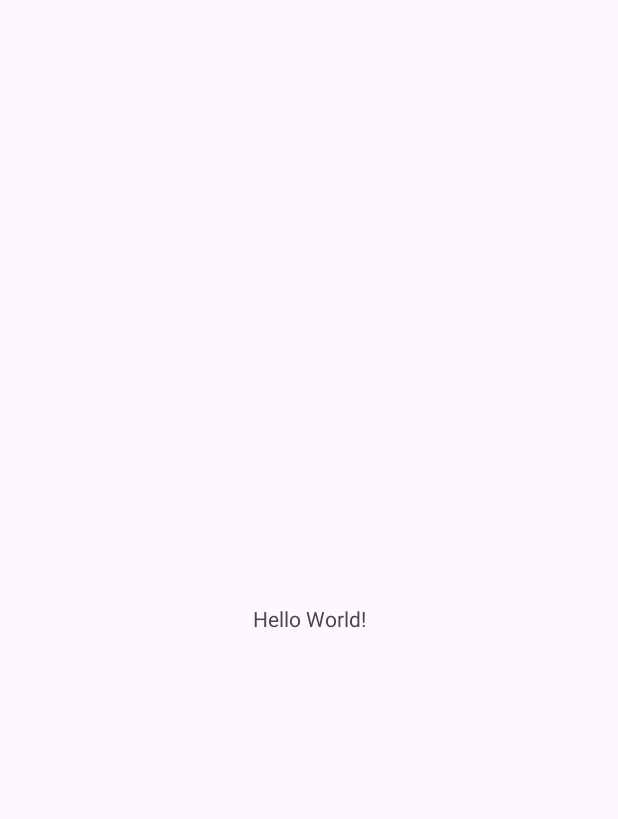
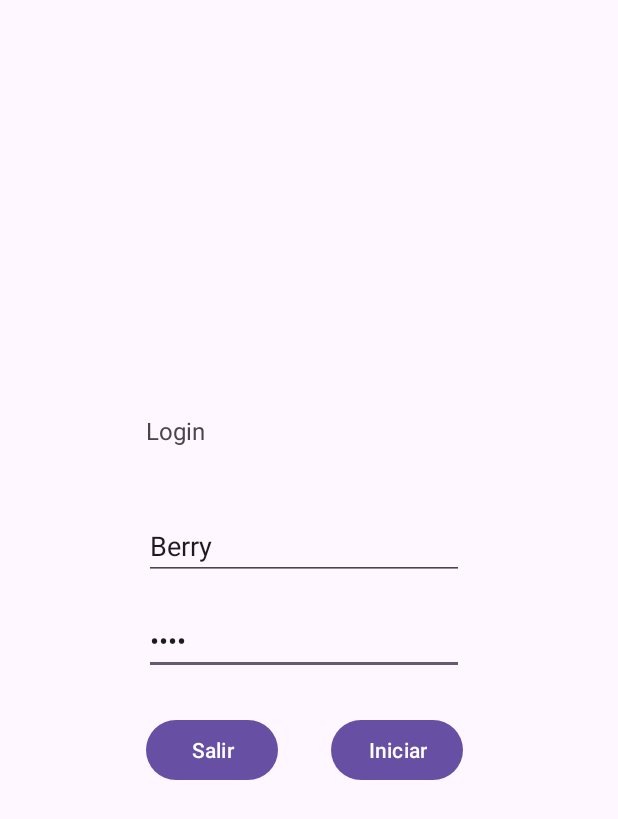
Before and after one commit to ImNotBerry/AlertFox, an Android app: the screen it shows after launch (MainActivity before the commit, Login after it), on a phone screen of 412 x 824 dp. Before the commit the part shown is almost empty. Shown: the top 819 px of the screen. Run offline under Robolectric (Android 15) with nearby library versions, the phone set to English and light mode, and no system bars.

Commit message:
activity_login.xml terminado junto al Menu

```diff
--- /dev/null
+++ b/app/src/main/java/com/example/alertfox/Login.java
@@ -0,0 +1,63 @@
+package com.example.alertfox;
+
+import android.content.Intent;
+import android.os.Bundle;
+import android.view.View;
+import android.widget.Button;
+import android.widget.EditText;
+
+import androidx.activity.EdgeToEdge;
+import androidx.appcompat.app.AppCompatActivity;
+import androidx.core.graphics.Insets;
+import androidx.core.view.ViewCompat;
+import androidx.core.view.WindowInsetsCompat;
+
+public class Login extends AppCompatActivity {
+
+    final String USUARIO = "Berry";
+    final String CONTRASENA = "1234";
+    EditText txtUser;
+    EditText txtPassword;
+    Button btnSalir;
+    Button btnIniciar;
+
+
+    @Override
+    protected void onCreate(Bundle savedInstanceState) {
+        super.onCreate(savedInstanceState);
+        EdgeToEdge.enable(this);
+        setContentView(R.layout.activity_login);
+
+        txtUser = (EditText) findViewById(R.id.txtUser);
+        txtPassword = (EditText) findViewById(R.id.txtPassword);
+        btnSalir = (Button) findViewById(R.id.btnSalir);
+        btnIniciar = (Button) findViewById(R.id.btnIniciar);
+
+        btnIniciar.setOnClickListener(new View.OnClickListener() {
+            @Override
+            public void onClick(View view) {
+            login(txtUser.getText().toString(), txtPassword.getText().toString());
+            }
+        });
+
+        btnSalir.setOnClickListener(new View.OnClickListener() {
+            @Override
+            public void onClick(View v) {
+                finish();
+            }
+        });
+
+        ViewCompat.setOnApplyWindowInsetsListener(findViewById(R.id.main), (v, insets) -> {
+            Insets systemBars = insets.getInsets(WindowInsetsCompat.Type.systemBars());
+            v.setPadding(systemBars.left, systemBars.top, systemBars.right, systemBars.bottom);
+            return insets;
+        });
+    }
+
+    private void login (String usuario, String contrasena) {
+        if (usuario.equals(USUARIO)&&contrasena.equals(CONTRASENA)){
+            Intent intent = new Intent(this, Menu.class);
+            startActivity(intent);
+        }
+    }
+}
--- a/app/src/main/java/com/example/alertfox/MainActivity.java
+++ b/app/src/main/java/com/example/alertfox/Opcion4.java
@@ -8,13 +8,13 @@ import androidx.core.graphics.Insets;
 import androidx.core.view.ViewCompat;
 import androidx.core.view.WindowInsetsCompat;
 
-public class MainActivity extends AppCompatActivity {
+public class Opcion4 extends AppCompatActivity {
 
     @Override
     protected void onCreate(Bundle savedInstanceState) {
         super.onCreate(savedInstanceState);
         EdgeToEdge.enable(this);
-        setContentView(R.layout.activity_main);
+        setContentView(R.layout.activity_opcion4);
         ViewCompat.setOnApplyWindowInsetsListener(findViewById(R.id.main), (v, insets) -> {
             Insets systemBars = insets.getInsets(WindowInsetsCompat.Type.systemBars());
             v.setPadding(systemBars.left, systemBars.top, systemBars.right, systemBars.bottom);
--- /dev/null
+++ b/app/src/main/java/com/example/alertfox/Recordatorio.java
@@ -0,0 +1,4 @@
+package com.example.alertfox;
+
+public class Recordatorio {
+}
--- /dev/null
+++ b/app/src/main/res/layout/activity_login.xml
@@ -0,0 +1,75 @@
+<?xml version="1.0" encoding="utf-8"?>
+<androidx.constraintlayout.widget.ConstraintLayout xmlns:android="http://schemas.android.com/apk/res/android"
+    xmlns:app="http://schemas.android.com/apk/res-auto"
+    xmlns:tools="http://schemas.android.com/tools"
+    android:id="@+id/main"
+    android:layout_width="match_parent"
+    android:layout_height="match_parent"
+    tools:context=".Login">
+
+    <EditText
+        android:id="@+id/txtPassword"
+        android:layout_width="wrap_content"
+        android:layout_height="wrap_content"
+        android:ems="10"
+        android:inputType="textPassword"
+        android:text="1234"
+        app:layout_constraintBottom_toBottomOf="parent"
+        app:layout_constraintEnd_toEndOf="parent"
+        app:layout_constraintHorizontal_bias="0.482"
+        app:layout_constraintStart_toStartOf="parent"
+        app:layout_constraintTop_toTopOf="parent"
+        app:layout_constraintVertical_bias="0.52" />
+
+    <TextView
+        android:id="@+id/txtLogin"
+        android:layout_width="wrap_content"
+        android:layout_height="wrap_content"
+        android:text="Login"
+        android:textSize="16sp"
+        app:layout_constraintBottom_toBottomOf="parent"
+        app:layout_constraintEnd_toEndOf="parent"
+        app:layout_constraintHorizontal_bias="0.261"
+        app:layout_constraintStart_toStartOf="parent"
+        app:layout_constraintTop_toTopOf="parent"
+        app:layout_constraintVertical_bias="0.344" />
+
+    <EditText
+        android:id="@+id/txtUser"
+        android:layout_width="wrap_content"
+        android:layout_height="wrap_content"
+        android:ems="10"
+        android:inputType="text"
+        android:text="Berry"
+        app:layout_constraintBottom_toBottomOf="parent"
+        app:layout_constraintEnd_toEndOf="parent"
+        app:layout_constraintHorizontal_bias="0.482"
+        app:layout_constraintStart_toStartOf="parent"
+        app:layout_constraintTop_toTopOf="parent"
+        app:layout_constraintVertical_bias="0.438" />
+
+    <Button
+        android:id="@+id/btnSalir"
+        android:layout_width="wrap_content"
+        android:layout_height="wrap_content"
+        android:text="Salir"
+        app:layout_constraintBottom_toBottomOf="parent"
+        app:layout_constraintEnd_toEndOf="parent"
+        app:layout_constraintHorizontal_bias="0.3"
+        app:layout_constraintStart_toStartOf="parent"
+        app:layout_constraintTop_toTopOf="parent"
+        app:layout_constraintVertical_bias="0.613" />
+
+    <Button
+        android:id="@+id/btnIniciar"
+        android:layout_width="wrap_content"
+        android:layout_height="wrap_content"
+        android:text="Iniciar"
+        app:layout_constraintBottom_toBottomOf="parent"
+        app:layout_constraintEnd_toEndOf="parent"
+        app:layout_constraintHorizontal_bias="0.681"
+        app:layout_constraintStart_toStartOf="parent"
+        app:layout_constraintTop_toTopOf="parent"
+        app:layout_constraintVertical_bias="0.613" />
+
+</androidx.constraintlayout.widget.ConstraintLayout>
--- a/app/src/main/res/layout/activity_main.xml
+++ b/app/src/main/res/layout/activity_opcion3.xml
@@ -5,15 +5,6 @@
     android:id="@+id/main"
     android:layout_width="match_parent"
     android:layout_height="match_parent"
-    tools:context=".MainActivity">
-
-    <TextView
-        android:layout_width="wrap_content"
-        android:layout_height="wrap_content"
-        android:text="Hello World!"
-        app:layout_constraintBottom_toBottomOf="parent"
-        app:layout_constraintEnd_toEndOf="parent"
-        app:layout_constraintStart_toStartOf="parent"
-        app:layout_constraintTop_toTopOf="parent" />
+    tools:context=".Opcion3">
 
 </androidx.constraintlayout.widget.ConstraintLayout>
```
Also changed, not shown: app/src/main/AndroidManifest.xml (+16 -1 lines), app/src/main/java/com/example/alertfox/Menu.java (added, +80 -0 lines), app/src/main/java/com/example/alertfox/Opcion1.java (added, +24 -0 lines), app/src/main/java/com/example/alertfox/Opcion2.java (added, +24 -0 lines), app/src/main/java/com/example/alertfox/Opcion3.java (added, +24 -0 lines), app/src/main/res/layout/activity_menu.xml (added, +66 -0 lines), app/src/main/res/layout/activity_opcion1.xml (added, +172 -0 lines), app/src/main/res/layout/activity_opcion2.xml (added, +31 -0 lines), app/src/main/res/layout/activity_opcion4.xml (added, +27 -0 lines).
